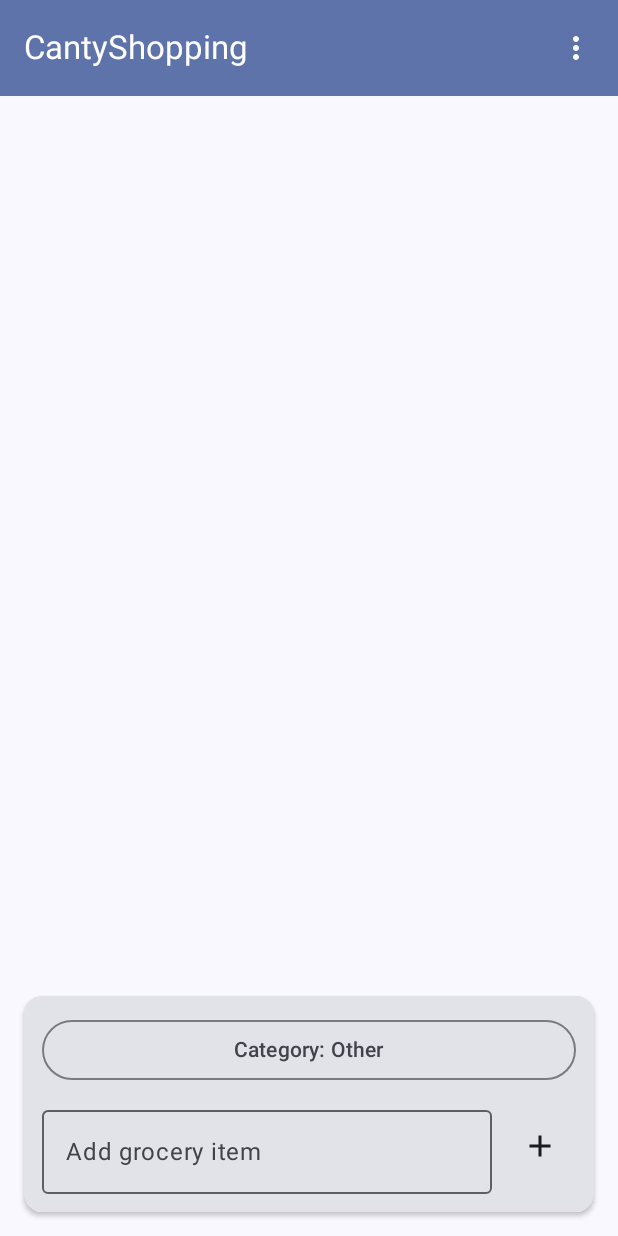
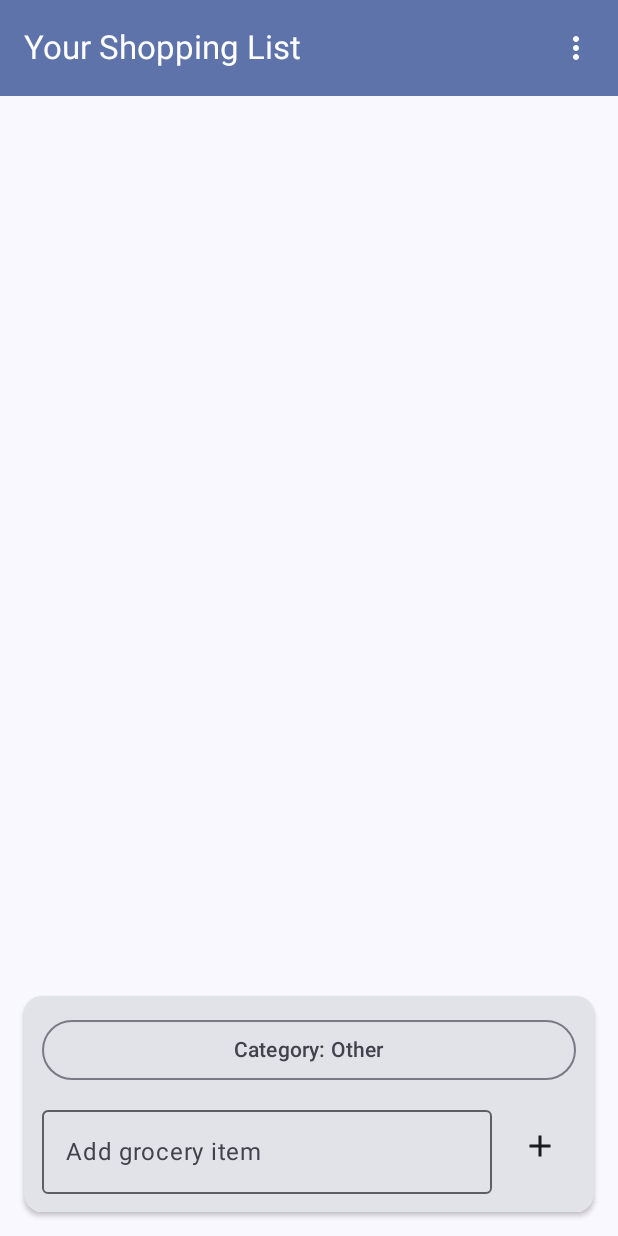
Before and after one commit to Bidney/CantyShopping, an Android app built with Jetpack Compose: the screen it shows after launch (MainActivity), on a phone screen of 412 x 824 dp. Run offline under Robolectric (Android 15) with nearby library versions, the phone set to English and light mode, and no system bars.

Commit message:
fixed minor issues and warnings

```diff
--- a/app/src/main/java/com/example/cantyshopping/MainActivity.kt
+++ b/app/src/main/java/com/example/cantyshopping/MainActivity.kt
@@ -153,7 +153,7 @@ fun ShoppingListScreen(
     Scaffold(
         topBar = {
             TopAppBar(
-                title = { Text("CantyShopping") },
+                title = { Text("Your Shopping List") },
                 actions = {
                     // Menu with import, export, and clear options
                     Box {
```
